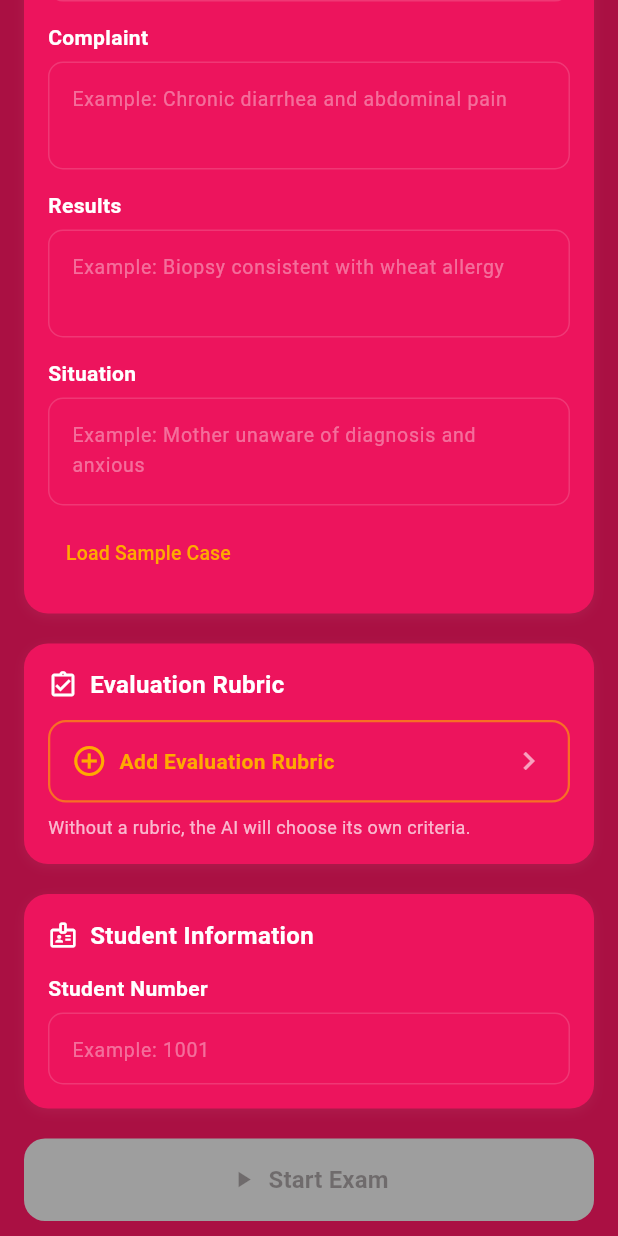
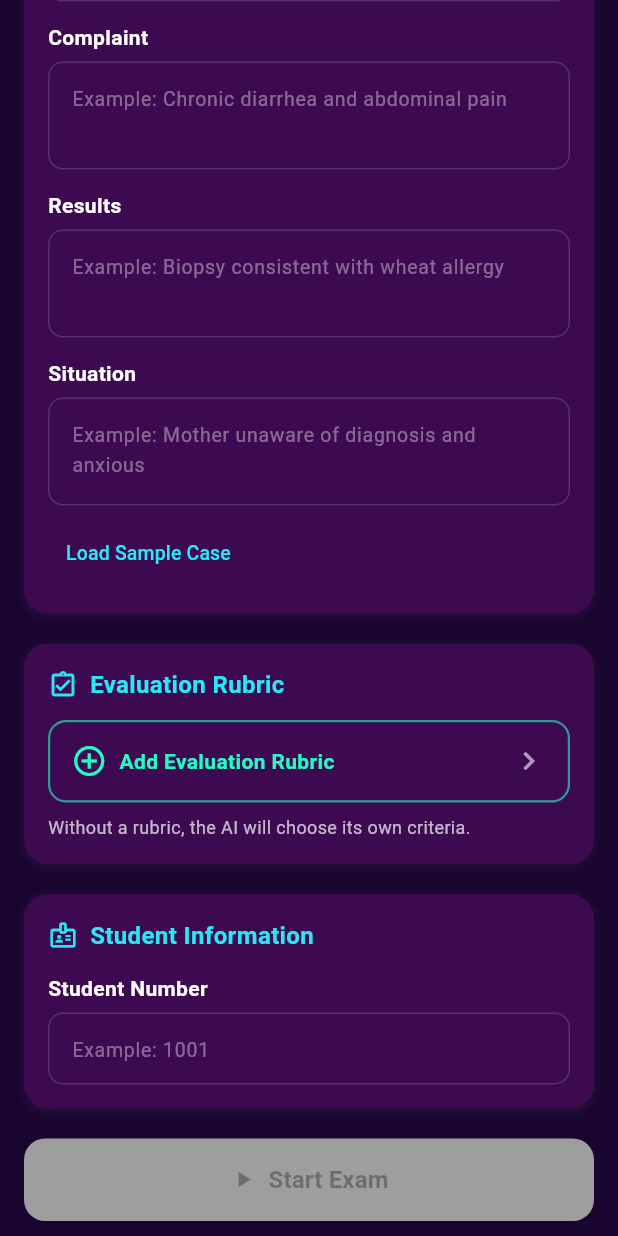
Before and after one commit to SadeemR/osce-flutter-app, a Flutter app: the screen it shows after launch, scrolled down 576 dp, on a phone screen of 412 x 824 dp. Run offline on Flutter 3.47's test engine with Material 3 defaults, Android fonts, the phone set to English and light mode, and no system bars; our stand-ins replace file_picker, google_fonts, share_plus, shared_preferences; missing offline and left inert: syncfusion_flutter_pdf; Roboto replaces fonts that are missing (Ibm Plex Sans Arabic).

Commit message:
feat: vivid 4-color redesign (cyan/mint/lime/purple)

```diff
--- a/lib/screens/case_input_screen.dart
+++ b/lib/screens/case_input_screen.dart
@@ -287,7 +287,7 @@ Future<void> _submit() async {
                                     fontWeight: FontWeight.w500,
                                     fontSize: 14,
                                     color: selected
-                                        ? AppColors.brandPrimary
+                                        ? AppColors.purple
                                         : Colors.white)),
                           ],
                         ),
@@ -316,12 +316,12 @@ Future<void> _submit() async {
             Container(
               padding: const EdgeInsets.all(12),
               decoration: BoxDecoration(
-                color: AppColors.apricot.withValues(alpha: 0.25),
+                color: AppColors.purple.withValues(alpha: 0.5),
                 borderRadius: BorderRadius.circular(12),
               ),
               child: Row(
                 children: [
-                  Icon(fileIconFor(_caseFileName!), color: AppColors.apricot),
+                  Icon(fileIconFor(_caseFileName!), color: AppColors.cyan),
                   const SizedBox(width: 10),
                   Expanded(
                     child: Column(
@@ -357,15 +357,15 @@ Future<void> _submit() async {
                   color: AppColors.cardCream,
                   borderRadius: BorderRadius.circular(12),
                   border: Border.all(
-                      color: AppColors.apricot.withValues(alpha: 0.5), width: 1.5),
+                      color: AppColors.cyan.withValues(alpha: 0.5), width: 1.5),
                 ),
                 child: Row(
                   children: [
-                    const Icon(Icons.upload_file, color: AppColors.apricot),
+                    const Icon(Icons.upload_file, color: AppColors.cyan),
                     const SizedBox(width: 8),
                     Text(s.attachFile,
                         style: const TextStyle(
-                            color: AppColors.apricot,
+                            color: AppColors.cyan,
                             fontWeight: FontWeight.w600)),
                     const Spacer(),
                     const Text('PDF · TXT · CSV · JSON',
@@ -415,7 +415,7 @@ Future<void> _submit() async {
             child: TextButton(
               onPressed: _loadSample,
               child: Text(s.loadSample,
-                  style: const TextStyle(color: AppColors.apricot, fontSize: 13)),
+                  style: const TextStyle(color: AppColors.cyan, fontSize: 13)),
             ),
           ),
         ],
@@ -464,7 +464,7 @@ Future<void> _submit() async {
                     onPressed: () => Navigator.push(context,
                         MaterialPageRoute(builder: (_) => const RubricLibraryScreen())),
                     child: Text(s.changeRubric,
-                        style: const TextStyle(color: AppColors.apricot)),
+                        style: const TextStyle(color: AppColors.mint)),
                   ),
                 ],
               ),
@@ -480,15 +480,15 @@ Future<void> _submit() async {
                   color: AppColors.cardCream,
                   borderRadius: BorderRadius.circular(12),
                   border: Border.all(
-                      color: AppColors.apricot.withValues(alpha: 0.6), width: 1.5),
+                      color: AppColors.mint.withValues(alpha: 0.6), width: 1.5),
                 ),
                 child: Row(
                   children: [
-                    const Icon(Icons.add_circle_outline, color: AppColors.apricot),
+                    const Icon(Icons.add_circle_outline, color: AppColors.mint),
                     const SizedBox(width: 8),
                     Text(s.addRubric,
                         style: const TextStyle(
-                            color: AppColors.apricot,
+                            color: AppColors.mint,
                             fontWeight: FontWeight.w600)),
                     const Spacer(),
                     const Icon(Icons.chevron_right, color: Colors.white60),
@@ -534,9 +534,9 @@ Future<void> _submit() async {
       child: ElevatedButton(
         onPressed: (_isFormValid && !_submitting) ? _submit : null,
         style: ElevatedButton.styleFrom(
-          backgroundColor: AppColors.brandPrimary,
+          backgroundColor: AppColors.lime,
           disabledBackgroundColor: Colors.grey,
-          foregroundColor: Colors.white,
+          foregroundColor: AppColors.purple,
           padding: const EdgeInsets.symmetric(vertical: 16),
           shape:
               RoundedRectangleBorder(borderRadius: BorderRadius.circular(14)),
@@ -551,7 +551,7 @@ Future<void> _submit() async {
                         width: 18,
                         height: 18,
                         child: CircularProgressIndicator(
-                            strokeWidth: 2, color: Colors.white)),
+                            strokeWidth: 2, color: AppColors.purple)),
                     const SizedBox(width: 12),
                     Text(s.initializing,
                         style: const TextStyle(
@@ -583,13 +583,13 @@ class _CardLabel extends StatelessWidget {
   Widget build(BuildContext context) {
     return Row(
       children: [
-        Icon(icon, size: 20, color: Colors.white),
+        Icon(icon, size: 20, color: AppColors.cyan),
         const SizedBox(width: 8),
         Text(text,
             style: const TextStyle(
                 fontWeight: FontWeight.bold,
                 fontSize: 16,
-                color: Colors.white)),
+                color: AppColors.cyan)),
       ],
     );
   }
--- a/lib/theme/app_theme.dart
+++ b/lib/theme/app_theme.dart
@@ -1,36 +1,47 @@
 import 'package:flutter/material.dart';
 
 class AppColors {
-  static const burgundy = Color(0xFFF3295C);
-  static const burgundyLight = Color(0xFFF3295C);
-  static const burgundyMid = Color.fromARGB(255, 238, 53, 84);
-  static const apricot = Color(0xFFFFAA00);
-  static const apricotLight = Color.from(alpha: 1, red: 0.996, green: 0.651, blue: 0.4);
-  static const apricotPale = Color.fromARGB(255, 246, 212, 61);
+  static const cyan = Color(0xFF29E7F5);
+  static const mint = Color(0xFF25FCC3);
+  static const lime = Color(0xFFC3FC25);
+  static const purple = Color(0xFF7C1D93);
 
-  static const brandPrimary = Color.fromARGB(255, 254, 38, 92);
-  static const brandAccent = Color(0xFFFFAA00);
-  static const brandSurface = Color(0xFFFF537E);
+  // Derived
+  static const purpleDark = Color(0xFF3D0A52);
+  static const purpleDeep = Color(0xFF1A0530);
+  static const purpleMid = Color(0xFF9B35B0);
 
-  // Dark backgrounds
-  static const burgundyBackground = Color.fromARGB(255, 172, 8, 63);
-  static const offWhiteCream = Color.fromARGB(255, 170, 16, 67);
-  static const cardCream = Color.fromARGB(255, 237, 20, 93);
+  // Aliases used across the app
+  static const burgundy = cyan;
+  static const burgundyLight = mint;
+  static const burgundyMid = mint;
+  static const apricot = cyan;
+  static const apricotLight = mint;
+  static const apricotPale = lime;
+
+  static const brandPrimary = purple;
+  static const brandAccent = cyan;
+  static const brandSurface = purpleDark;
+
+  // Backgrounds (dark purple theme)
+  static const burgundyBackground = purpleDeep;
+  static const offWhiteCream = purpleDeep;
+  static const cardCream = purpleDark;
 
   static const heroGradient = LinearGradient(
     begin: Alignment.topLeft,
     end: Alignment.bottomRight,
     colors: [
-      Color.fromARGB(255, 245, 36, 106),
-      Color.fromARGB(255, 230, 46, 92),
-      Color.fromARGB(255, 209, 42, 81),
-      Color(0xFFBB2020),
-      Color.fromARGB(255, 255, 145, 0),
+      Color(0xFF0D0218),
+      Color(0xFF3D0A52),
+      Color(0xFF7C1D93),
+      Color(0xFF29B8C5),
+      Color(0xFF29E7F5),
     ],
   );
 
-  static const ratingGreen = Color.fromARGB(255, 3, 255, 120);
-  static const ratingBlue = Color.fromARGB(255, 255, 34, 89);
-  static const ratingOrange = apricot;
-  static const ratingRed = Color.fromARGB(255, 255, 33, 70);
+  static const ratingGreen = mint;
+  static const ratingBlue = cyan;
+  static const ratingOrange = lime;
+  static const ratingRed = Color(0xFFFF2D6B);
 }
--- a/lib/widgets/common.dart
+++ b/lib/widgets/common.dart
@@ -88,7 +88,7 @@ class CaseFormField extends StatelessWidget {
             ),
             focusedBorder: OutlineInputBorder(
               borderRadius: BorderRadius.circular(10),
-              borderSide: const BorderSide(color: AppColors.apricot, width: 1.5),
+              borderSide: const BorderSide(color: AppColors.lime, width: 1.5),
             ),
           ),
         ),
```
Also changed, not shown: lib/screens/evaluation_screen.dart (+19 -19 lines), lib/screens/preparation_screen.dart (+6 -6 lines), lib/screens/rubric_library_screen.dart (+11 -11 lines), lib/screens/settings_screen.dart (+8 -8 lines), lib/screens/simulation_screen.dart (+12 -12 lines).
